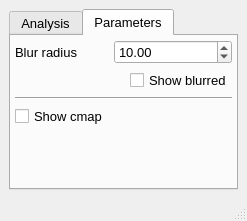
Qt form UIs/nFocalSpot.ui (NeutrinoToolkit/Neutrino) before a commit.
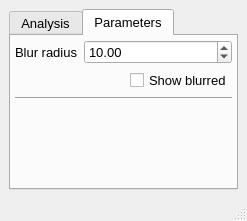
The same form after that commit. The open tabs and pages were chosen to show the change.

Commit message: * contour and contour integral methods moved to nPhysMaths * various bugfixes in nFocalSpot

```diff
--- a/UIs/nFocalSpot.ui
+++ b/UIs/nFocalSpot.ui
@@ -652,7 +652,7 @@
           </property>
          </widget>
         </item>
-        <item row="4" column="0" colspan="3">
+        <item row="3" column="0" colspan="3">
          <spacer name="verticalSpacer">
           <property name="orientation">
            <enum>Qt::Vertical</enum>
@@ -672,13 +672,6 @@
           </property>
          </widget>
         </item>
-        <item row="3" column="0">
-         <widget class="QCheckBox" name="show_cmap_cb">
-          <property name="text">
-           <string>Show cmap</string>
-          </property>
-         </widget>
-        </item>
        </layout>
       </widget>
      </widget>
```
Left out of the diff: 4 changed lines with no effect on the pictures. The commit also changes 4 other files.
